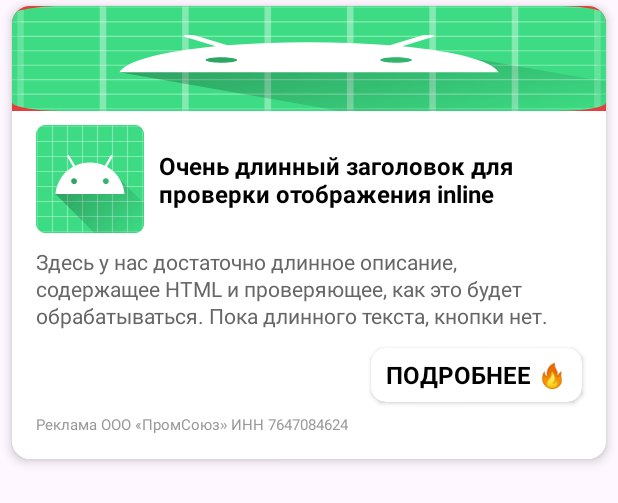
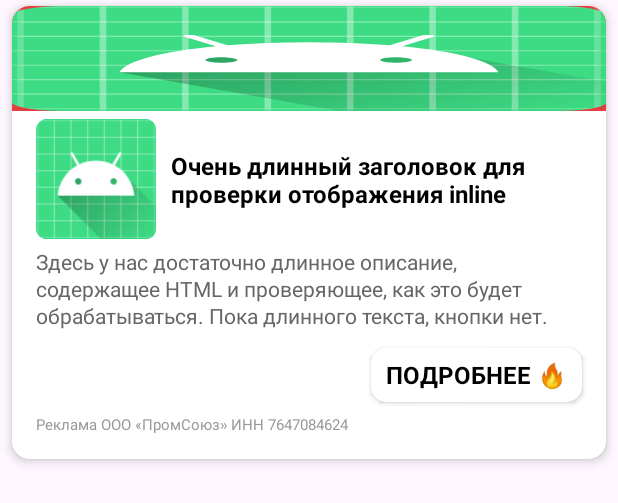
Before and after one commit to dostonHusanov/Article, an Android app: the layout item_ad.xml on its own in the app's theme, with its tools: preview values and no code run, on a phone screen of 412 x 824 dp. Shown: the top 503 px of the screen. Run offline under Robolectric (Android 15) with nearby library versions, the phone set to English and light mode, and no system bars.

Commit message:
Initial commit

```diff
--- a/app/src/main/java/com/doston/article/ArticleAdapter.kt
+++ b/app/src/main/java/com/doston/article/ArticleAdapter.kt
@@ -159,7 +159,7 @@ class ArticleAdapter(
             holder.binding.image.visibility = View.GONE
 
         } else if (ad.id == "inlineAd_LongNoBtn") {
-            holder.binding.adDescription.visibility = View.GONE
+
             holder.binding.adImage.visibility = View.GONE
             holder.binding.image.visibility = View.GONE
             holder.binding.adButtonL.visibility=View.GONE
@@ -176,7 +176,7 @@ class ArticleAdapter(
                 error(R.mipmap.ic_launcher)
             }
         } else if (ad.id == "inlineAd_ShortBtn") {
-            holder.binding.adDescription.visibility = View.GONE
+
             holder.binding.adImage.visibility = View.GONE
             holder.binding.image.visibility = View.GONE
             val imageUrl = if (ad.imageUrl?.startsWith("http") == true) {
--- a/app/src/main/res/layout/item_ad.xml
+++ b/app/src/main/res/layout/item_ad.xml
@@ -64,7 +64,7 @@
 
                 <ImageView
                     android:id="@+id/adInline"
-                    android:layout_width="wrap_content"
+                    android:layout_width="80dp"
                     android:layout_height="80dp"
                     android:layout_marginStart="16dp"
                     android:layout_marginTop="5dp"
@@ -72,7 +72,7 @@
                     android:layout_marginEnd="12dp"
                     android:layout_marginBottom="5dp"
                     android:background="@drawable/rounded_image_bg"
-                    android:scaleType="center"
+                    android:scaleType="centerCrop"
                     tools:src="@mipmap/ic_launcher"
                     app:layout_constraintTop_toTopOf="parent"
                     app:layout_constraintBottom_toBottomOf="parent"
```
